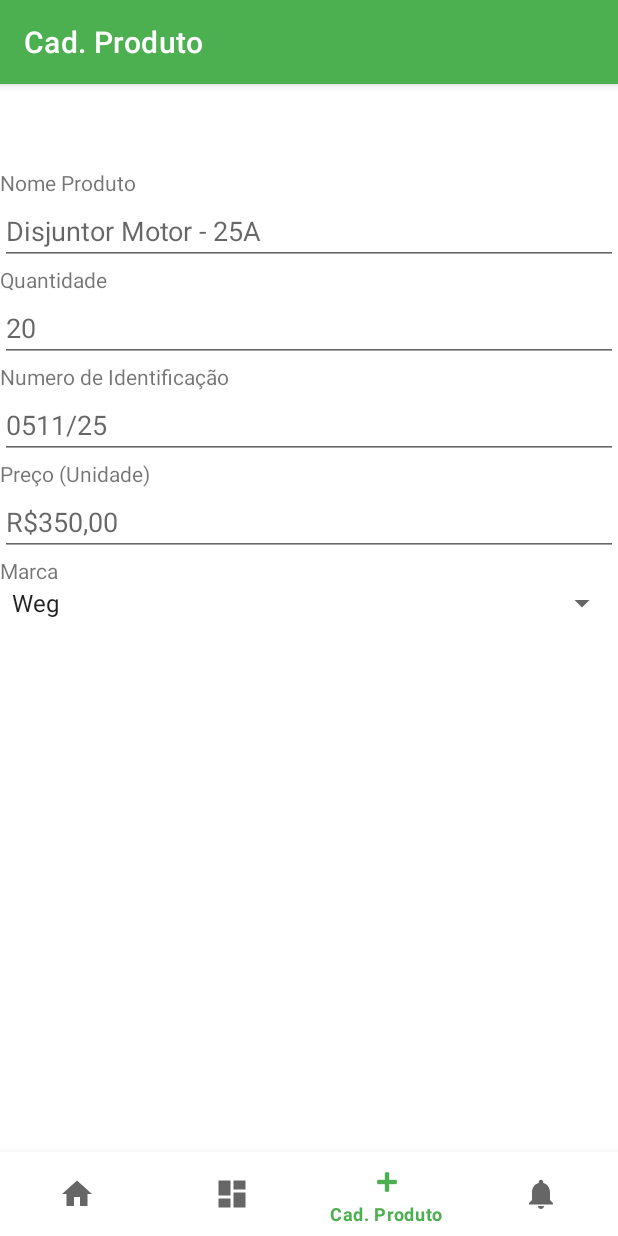
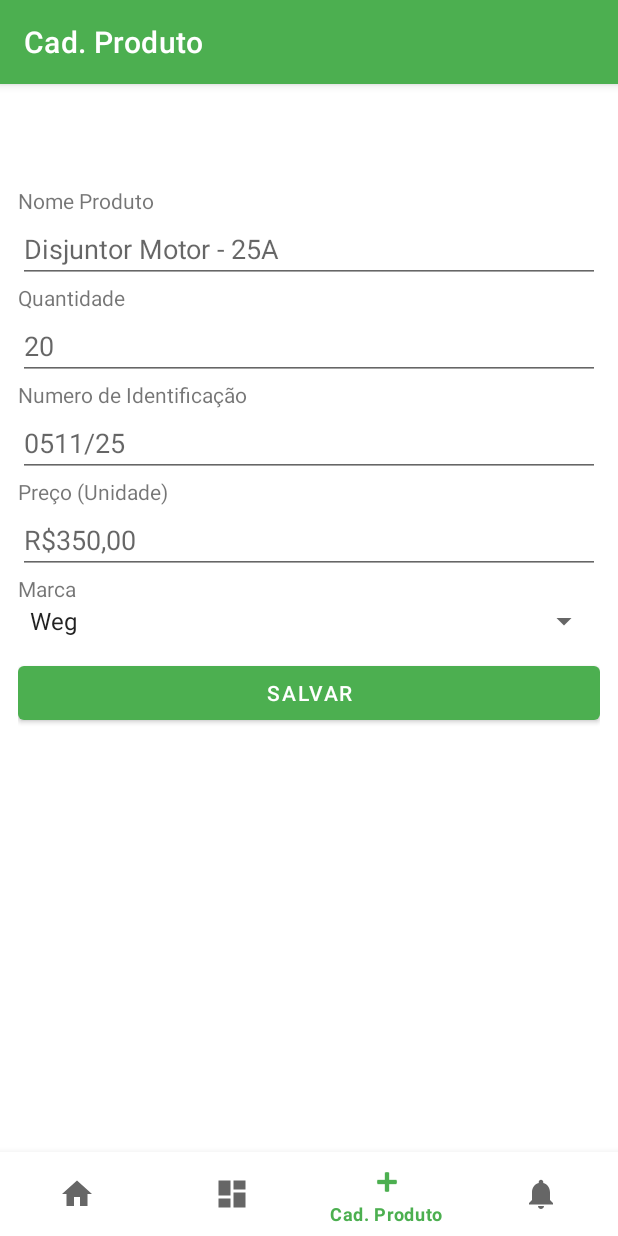
Before and after one commit to ManuellyJurck/CtrlProdutosApp, an Android app: the CadProdutoFragment screen opened through its navigation route, on a phone screen of 412 x 824 dp. Run offline under Robolectric (Android 15) with nearby library versions, the light colour scheme and no system bars; our stand-ins replace navigation-ui.

Commit message:
v1.20251112

```diff
--- a/app/src/main/java/br/edu/ifsc/aluno/manuellyjurck/mobile/ctrlprodutos/ui/produto/CadProdutoFragment.java
+++ b/app/src/main/java/br/edu/ifsc/aluno/manuellyjurck/mobile/ctrlprodutos/ui/produto/CadProdutoFragment.java
@@ -7,54 +7,26 @@ import androidx.fragment.app.Fragment;
 import android.view.LayoutInflater;
 import android.view.View;
 import android.view.ViewGroup;
+import android.widget.Button;
+import android.widget.EditText;
+import android.widget.Spinner;
 
 import br.edu.ifsc.aluno.manuellyjurck.mobile.ctrlprodutos.R;
 
-/**
- * A simple {@link Fragment} subclass.
- * Use the {@link CadProdutoFragment#newInstance} factory method to
- * create an instance of this fragment.
- */
 public class CadProdutoFragment extends Fragment {
-
-    // TODO: Rename parameter arguments, choose names that match
-    // the fragment initialization parameters, e.g. ARG_ITEM_NUMBER
-    private static final String ARG_PARAM1 = "param1";
-    private static final String ARG_PARAM2 = "param2";
-
-    // TODO: Rename and change types of parameters
-    private String mParam1;
-    private String mParam2;
-
+    private EditText etNome;
+    private EditText etQuantidade;
+    private EditText etIdentificacao;
+    private EditText etValor;
+    private Spinner spMarca;
+    private Button btSalvar;
     public CadProdutoFragment() {
         // Required empty public constructor
-    }
-
-    /**
-     * Use this factory method to create a new instance of
-     * this fragment using the provided parameters.
-     *
-     * @param param1 Parameter 1.
-     * @param param2 Parameter 2.
-     * @return A new instance of fragment CadProdutoFragment.
-     */
-    // TODO: Rename and change types and number of parameters
-    public static CadProdutoFragment newInstance(String param1, String param2) {
-        CadProdutoFragment fragment = new CadProdutoFragment();
-        Bundle args = new Bundle();
-        args.putString(ARG_PARAM1, param1);
-        args.putString(ARG_PARAM2, param2);
-        fragment.setArguments(args);
-        return fragment;
     }
 
     @Override
     public void onCreate(Bundle savedInstanceState) {
         super.onCreate(savedInstanceState);
-        if (getArguments() != null) {
-            mParam1 = getArguments().getString(ARG_PARAM1);
-            mParam2 = getArguments().getString(ARG_PARAM2);
-        }
     }
 
     @Override
--- a/app/src/main/res/layout/fragment_cad_produto.xml
+++ b/app/src/main/res/layout/fragment_cad_produto.xml
@@ -12,7 +12,11 @@
         <LinearLayout
             android:layout_width="match_parent"
             android:layout_height="wrap_content"
-            android:orientation="vertical" >
+            android:orientation="vertical"
+            android:layout_marginLeft="12dp"
+            android:layout_marginRight="12dp"
+            android:layout_marginTop="12dp"
+            android:layout_marginBottom="12dp">
 
             <TextView
                 android:id="@+id/textView"
@@ -21,7 +25,7 @@
                 android:text="@string/nome_produto" />
 
             <EditText
-                android:id="@+id/editTextText"
+                android:id="@+id/etNome"
                 android:layout_width="match_parent"
                 android:layout_height="wrap_content"
                 android:ems="10"
@@ -35,7 +39,7 @@
                 android:text="@string/quantidade" />
 
             <EditText
-                android:id="@+id/editTextNumber2"
+                android:id="@+id/etQuantidade"
                 android:layout_width="match_parent"
                 android:layout_height="wrap_content"
                 android:ems="10"
@@ -49,7 +53,7 @@
                 android:text="@string/numero_de_identifica_o" />
 
             <EditText
-                android:id="@+id/editTextNumber3"
+                android:id="@+id/etIdentificacao"
                 android:layout_width="match_parent"
                 android:layout_height="wrap_content"
                 android:ems="10"
@@ -63,7 +67,7 @@
                 android:text="@string/pre_o_unidade" />
 
             <EditText
-                android:id="@+id/editTextNumberDecimal2"
+                android:id="@+id/etValor"
                 android:layout_width="match_parent"
                 android:layout_height="wrap_content"
                 android:ems="10"
@@ -77,10 +81,19 @@
                 android:text="@string/marca" />
 
             <Spinner
-                android:id="@+id/spinner"
+                android:id="@+id/spMarca"
                 android:entries="@array/lista_marcas"
                 android:layout_width="match_parent"
                 android:layout_height="wrap_content" />
+            <Space
+                android:layout_width="match_parent"
+                android:layout_height="12dp" />
+
+            <Button
+                android:id="@+id/btSalvar"
+                android:layout_width="match_parent"
+                android:layout_height="wrap_content"
+                android:text="@string/salvar" />
 
         </LinearLayout>
     </ScrollView>
--- a/app/src/main/res/values/strings.xml
+++ b/app/src/main/res/values/strings.xml
@@ -15,6 +15,7 @@
     <string name="disjuntor_motor_25a">Disjuntor Motor - 25A</string>
     <string name="nome_produto">Nome Produto</string>
     <string name="_20">20</string>
+    <string name="salvar">SALVAR</string>
 
 
     <string-array name="lista_marcas">
```
Also changed, not shown: app/src/main/java/br/edu/ifsc/aluno/manuellyjurck/mobile/ctrlprodutos/model/Produto.java (+74 -7 lines).
